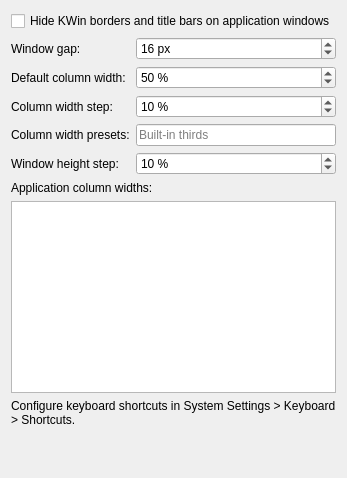
Qt form packaging/kwin-script/contents/ui/config.ui (kontonkara/driftile) before a commit.
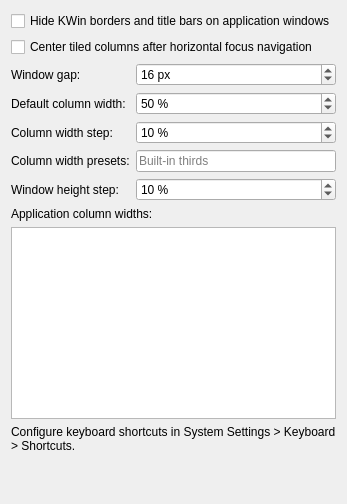
The same form after that commit.

Commit message: feat(focus): add optional column centering

The edit to the form file:
```diff
--- a/packaging/kwin-script/contents/ui/config.ui
+++ b/packaging/kwin-script/contents/ui/config.ui
@@ -10,6 +10,13 @@
      </property>
     </widget>
    </item>
+   <item>
+    <widget class="QCheckBox" name="kcfg_CenterFocusedColumn">
+     <property name="text">
+      <string>Center tiled columns after horizontal focus navigation</string>
+     </property>
+    </widget>
+   </item>
    <item>
     <layout class="QFormLayout" name="formLayout">
      <item row="0" column="0">
```
The commit also changes 19 other files.
